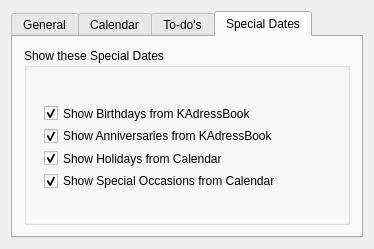
Old version of the form kontact/plugins/planner/plannerconfig_base.ui in the repository chusopr/kdepim-ktimetracker-akonadi.
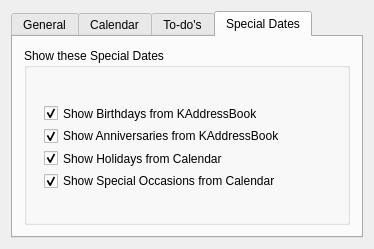
New version of the form. Custom widgets are drawn as their Qt base class.

The edit to the form file:
```diff
--- a/kontact/plugins/planner/plannerconfig_base.ui
+++ b/kontact/plugins/planner/plannerconfig_base.ui
@@ -293,7 +293,7 @@
            <item>
             <widget class="QCheckBox" name="mBirthdayConList" >
              <property name="text" >
-              <string>Show Birthdays from KAdressBook</string>
+              <string>Show Birthdays from KAddressBook</string>
              </property>
              <property name="checked" >
               <bool>true</bool>
@@ -303,7 +303,7 @@
            <item>
             <widget class="QCheckBox" name="mAnniversariesConList" >
              <property name="text" >
-              <string>Show Anniversaries from KAdressBook</string>
+              <string>Show Anniversaries from KAddressBook</string>
              </property>
              <property name="checked" >
               <bool>true</bool>
```
